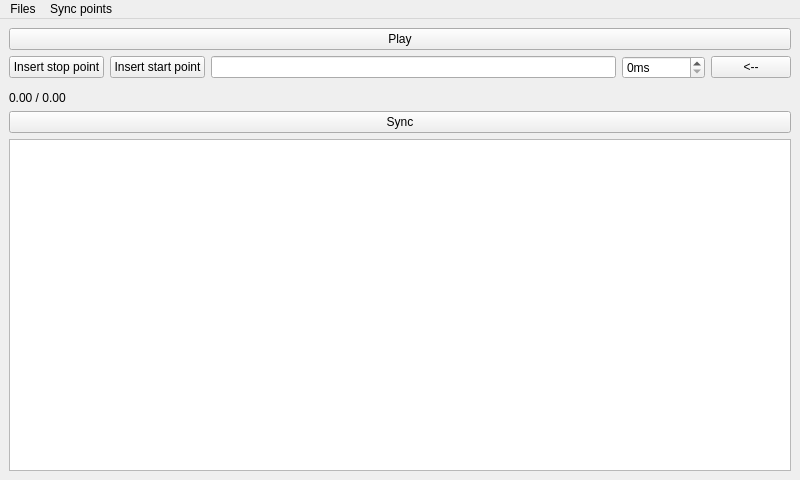
Before: the Qt Designer form mainwindow.ui in Onetchou/Neola, drawn with Qt 5.
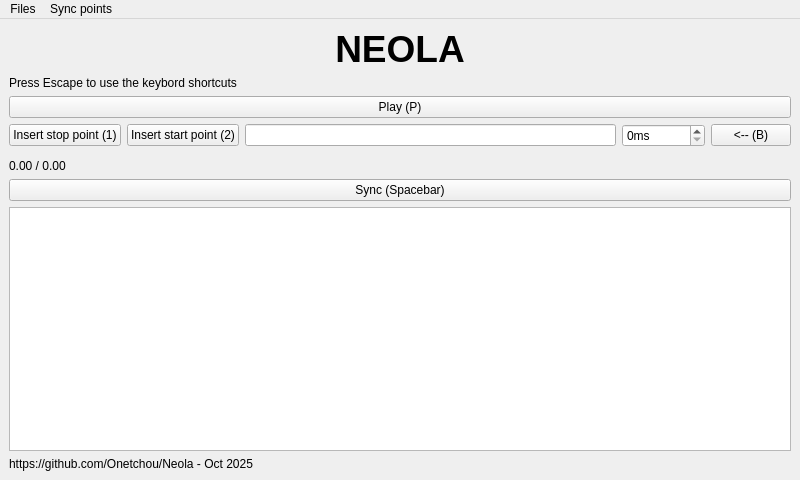
After: the same form once the commit is applied.

Commit message: New keyboard shortcuts added

Diff of the .ui file:
```diff
--- a/mainwindow.ui
+++ b/mainwindow.ui
@@ -12,10 +12,33 @@
   </property>
   <widget class="QWidget" name="centralwidget">
    <layout class="QVBoxLayout" name="verticalLayout">
+    <item>
+     <widget class="QLabel" name="label_2">
+      <property name="font">
+       <font>
+        <pointsize>28</pointsize>
+        <bold>true</bold>
+       </font>
+      </property>
+      <property name="text">
+       <string>NEOLA</string>
+      </property>
+      <property name="alignment">
+       <set>Qt::AlignmentFlag::AlignCenter</set>
+      </property>
+     </widget>
+    </item>
+    <item>
+     <widget class="QLabel" name="label">
+      <property name="text">
+       <string>Press Escape to use the keybord shortcuts</string>
+      </property>
+     </widget>
+    </item>
     <item>
      <widget class="QPushButton" name="playButton">
       <property name="text">
-       <string>Play</string>
+       <string>Play (P)</string>
       </property>
      </widget>
     </item>
@@ -24,14 +47,14 @@
       <item>
        <widget class="QPushButton" name="insertStopPointButton">
         <property name="text">
-         <string>Insert stop point</string>
+         <string>Insert stop point (1)</string>
         </property>
        </widget>
       </item>
       <item>
        <widget class="QPushButton" name="insertStartPointButton">
         <property name="text">
-         <string>Insert start point</string>
+         <string>Insert start point (2)</string>
         </property>
        </widget>
       </item>
@@ -54,7 +77,7 @@
       <item>
        <widget class="QPushButton" name="previousPointButton">
         <property name="text">
-         <string>&lt;--</string>
+         <string>&lt;-- (B)</string>
         </property>
        </widget>
       </item>
@@ -77,13 +100,20 @@
     <item>
      <widget class="QPushButton" name="syncButton">
       <property name="text">
-       <string>Sync</string>
+       <string>Sync (Spacebar)</string>
       </property>
      </widget>
     </item>
     <item>
      <widget class="QListWidget" name="synchroPointList"/>
     </item>
+    <item>
+     <widget class="QLabel" name="label_3">
+      <property name="text">
+       <string>https://github.com/Onetchou/Neola - Oct 2025</string>
+      </property>
+     </widget>
+    </item>
    </layout>
   </widget>
   <widget class="QMenuBar" name="menuBar">
```
The commit also changes 2 other files.
